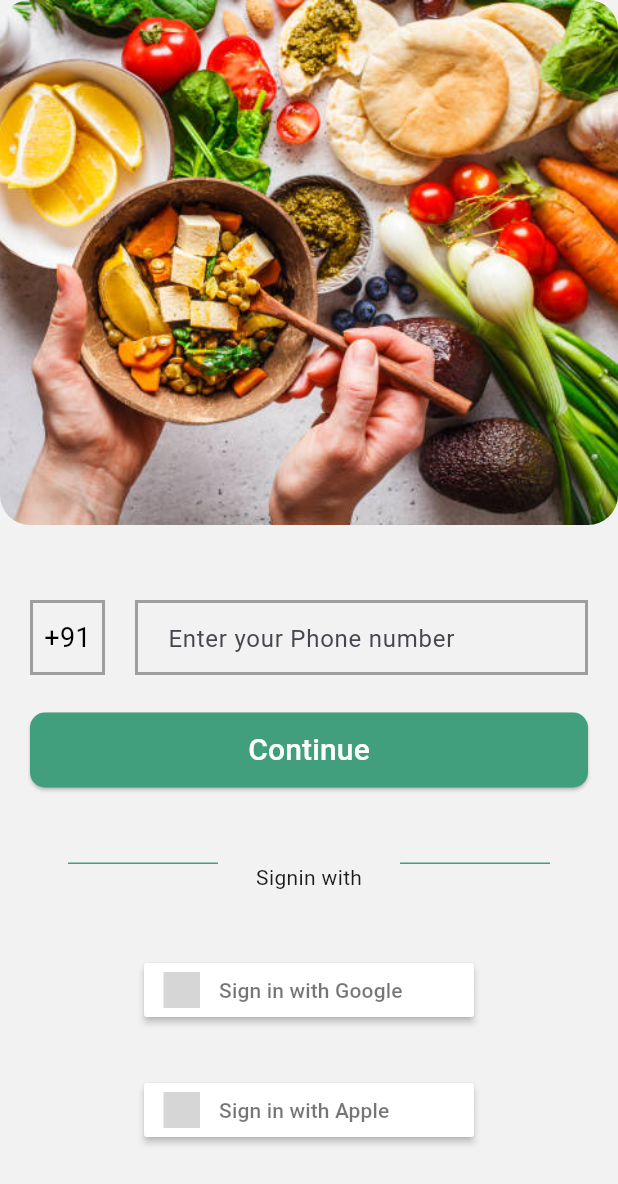
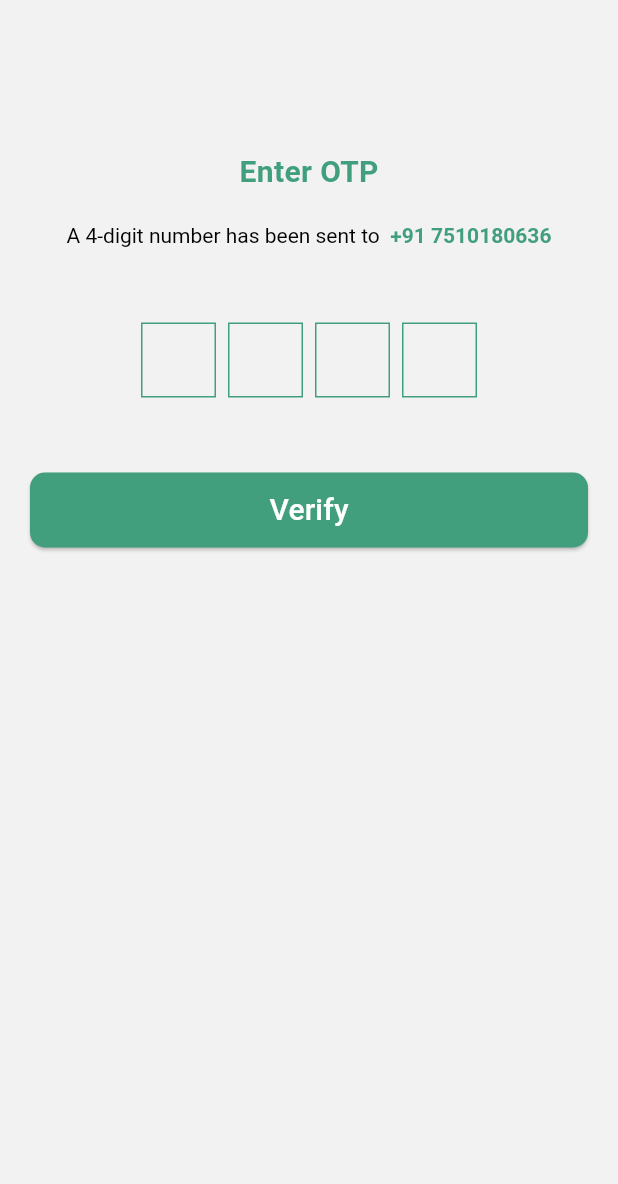
Before and after one commit to nashvak/food_delivery_app, a Flutter app: the screen it shows after launch, after a tap on "Continue", on a phone screen of 412 x 824 dp. Shown: the top 1184 px of the screen. Run offline on Flutter 3.47's test engine with Material 3 defaults, Android fonts, the phone set to English and light mode, and no system bars; drawn by our look-alikes of pinput; our stand-ins replace flutter_signin_button; grey boxes are pictures that could not be loaded.

Commit message:
otp verification ui completed

```diff
--- /dev/null
+++ b/lib/enable_location/enable_location.dart
@@ -0,0 +1,18 @@
+import 'package:flutter/material.dart';
+import 'package:food_delivery_app/constantss/sizedbox.dart';
+
+class EnableLocation extends StatelessWidget {
+  const EnableLocation({super.key});
+
+  @override
+  Widget build(BuildContext context) {
+    return const Scaffold(
+      body: Column(
+        children: [
+          Kheight(value: 100),
+          Text('Set your location to start exploring restaurants near you'),
+        ],
+      ),
+    );
+  }
+}
--- a/lib/main.dart
+++ b/lib/main.dart
@@ -15,7 +15,7 @@ class MyApp extends StatelessWidget {
       title: 'Foodie',
       debugShowCheckedModeBanner: false,
       theme: ThemeData.light().copyWith(
-        scaffoldBackgroundColor: appColor,
+        scaffoldBackgroundColor: primaryColor,
       ),
       home: const SplashScreen(),
     );
--- /dev/null
+++ b/lib/phone_verification/verification.dart
@@ -0,0 +1,75 @@
+import 'package:flutter/material.dart';
+import 'package:food_delivery_app/constantss/colors.dart';
+import 'package:food_delivery_app/constantss/sizedbox.dart';
+import 'package:food_delivery_app/enable_location/enable_location.dart';
+import 'package:food_delivery_app/signup_screen/widgets/button.dart';
+import 'package:pinput/pinput.dart';
+
+class PhoneVerfication extends StatelessWidget {
+  const PhoneVerfication({super.key});
+
+  @override
+  Widget build(BuildContext context) {
+    return Scaffold(
+      body: SafeArea(
+        child: SingleChildScrollView(
+          child: Padding(
+            padding: const EdgeInsets.symmetric(horizontal: 20),
+            child: Column(
+              children: [
+                Kheight(value: 100),
+                const Center(
+                  child: Text(
+                    'Enter OTP',
+                    style: TextStyle(
+                        fontSize: 20,
+                        color: appColor,
+                        fontWeight: FontWeight.bold),
+                  ),
+                ),
+                const Kheight(value: 20),
+                // Text('A 4-digit number is send to your phone number'),
+                RichText(
+                  text: const TextSpan(
+                    children: [
+                      TextSpan(
+                          text: 'A 4-digit number has been sent to  ',
+                          style: TextStyle(color: Colors.black)),
+                      TextSpan(
+                        text: '+91 7510180636',
+                        style: TextStyle(
+                            fontWeight: FontWeight.bold, color: appColor),
+                      ),
+                    ],
+                  ),
+                ),
+                Kheight(value: 50),
+                Pinput(
+                  length: 4,
+                  mainAxisAlignment: MainAxisAlignment.spaceBetween,
+                  crossAxisAlignment: CrossAxisAlignment.center,
+                  defaultPinTheme: PinTheme(
+                      height: 50,
+                      width: 50,
+                      textStyle:
+                          TextStyle(fontSize: 20, fontWeight: FontWeight.bold),
+                      decoration:
+                          BoxDecoration(border: Border.all(color: appColor))),
+                ),
+                Kheight(value: 50),
+                MainButton(
+                    title: 'Verify',
+                    ontap: () {
+                      Navigator.push(
+                          context,
+                          MaterialPageRoute(
+                              builder: (context) => EnableLocation()));
+                    })
+              ],
+            ),
+          ),
+        ),
+      ),
+    );
+  }
+}
--- a/lib/signup_screen/signup_screen.dart
+++ b/lib/signup_screen/signup_screen.dart
@@ -1,6 +1,7 @@
 import 'package:flutter/material.dart';
 import 'package:food_delivery_app/constantss/colors.dart';
 import 'package:food_delivery_app/constantss/sizedbox.dart';
+import 'package:food_delivery_app/phone_verification/verification.dart';
 import 'package:food_delivery_app/signup_screen/widgets/button.dart';
 import 'package:food_delivery_app/signup_screen/widgets/google_apple_signin.dart';
 import 'package:food_delivery_app/signup_screen/widgets/or_signinwith_widget.dart';
@@ -8,7 +9,6 @@ import 'package:food_delivery_app/signup_screen/widgets/phone_textform.dart';
 
 class ScreenSignup extends StatelessWidget {
   const ScreenSignup({super.key});
-
   @override
   Widget build(BuildContext context) {
     return Scaffold(
@@ -16,6 +16,7 @@ class ScreenSignup extends StatelessWidget {
         body: SizedBox(
           width: MediaQuery.of(context).size.width,
           height: MediaQuery.of(context).size.height,
+          child: SingleChildScrollView(
             child: Column(
               // alignment: Alignment.topCenter,
               children: [
@@ -31,25 +32,34 @@ class ScreenSignup extends StatelessWidget {
                     ),
                   ),
                 ),
-              const Padding(
-                padding: EdgeInsets.symmetric(horizontal: 20),
+                Padding(
+                  padding: const EdgeInsets.symmetric(horizontal: 20),
                   child: Column(
                     children: [
-                    Kheight(value: 50),
-                    PhoneNumberRow(),
-                    Kheight(value: 25),
+                      const Kheight(value: 50),
+                      const PhoneNumberRow(),
+                      const Kheight(value: 25),
                       MainButton(
                         title: 'Continue',
+                        ontap: () {
+                          Navigator.push(
+                            context,
+                            MaterialPageRoute(
+                              builder: (context) => const PhoneVerfication(),
                             ),
-                    Kheight(value: 50),
-                    OrSigninWithWidget(),
-                    Kheight(value: 10),
-                    GoogleAppleSignin()
+                          );
+                        },
+                      ),
+                      const Kheight(value: 50),
+                      const OrSigninWithWidget(),
+                      const Kheight(value: 10),
+                      const GoogleAppleSignin()
                     ],
                   ),
                 )
               ],
             ),
+          ),
         ));
   }
 }
--- a/lib/signup_screen/widgets/button.dart
+++ b/lib/signup_screen/widgets/button.dart
@@ -3,8 +3,10 @@ import 'package:food_delivery_app/constantss/colors.dart';
 
 class MainButton extends StatelessWidget {
   final String title;
+  final Function() ontap;
   const MainButton({
     required this.title,
+    required this.ontap,
     super.key,
   });
 
@@ -21,7 +23,7 @@ class MainButton extends StatelessWidget {
           const EdgeInsets.symmetric(horizontal: 20),
         ),
       ),
-      onPressed: () {},
+      onPressed: ontap,
       child: Text(
         title,
         style: const TextStyle(fontSize: 20),
--- a/lib/signup_screen/widgets/google_apple_signin.dart
+++ b/lib/signup_screen/widgets/google_apple_signin.dart
@@ -1,5 +1,4 @@
 import 'package:flutter/material.dart';
-import 'package:food_delivery_app/constantss/colors.dart';
 import 'package:food_delivery_app/constantss/sizedbox.dart';
 import 'package:flutter_signin_button/flutter_signin_button.dart';
 
--- a/lib/splash_screen/splash_screen.dart
+++ b/lib/splash_screen/splash_screen.dart
@@ -1,4 +1,5 @@
 import 'package:flutter/material.dart';
+import 'package:food_delivery_app/constantss/colors.dart';
 
 import 'package:food_delivery_app/signup_screen/signup_screen.dart';
 
@@ -15,7 +16,9 @@ class _SplashScreenState extends State<SplashScreen> {
     Future.delayed(const Duration(seconds: 2), () {
       Navigator.pushReplacement(
         context,
-        MaterialPageRoute(builder: (context) => ScreenSignup()),
+        MaterialPageRoute(
+          builder: (context) => const ScreenSignup(),
+        ),
       );
     });
     super.initState();
@@ -24,6 +27,7 @@ class _SplashScreenState extends State<SplashScreen> {
   @override
   Widget build(BuildContext context) {
     return Scaffold(
+      backgroundColor: appColor,
       body: Center(
         child: Image.asset(
           'images/foodapp_Logo.png',
--- a/pubspec.yaml
+++ b/pubspec.yaml
@@ -36,6 +36,7 @@ dependencies:
   # Use with the CupertinoIcons class for iOS style icons.
   cupertino_icons: ^1.0.2
   flutter_signin_button: ^2.0.0
+  pinput: ^3.0.1
 
 dev_dependencies:
   flutter_test:
```
Also changed, not shown: pubspec.lock, 5 other files. Lines whose indentation alone changed are shown as unchanged.
